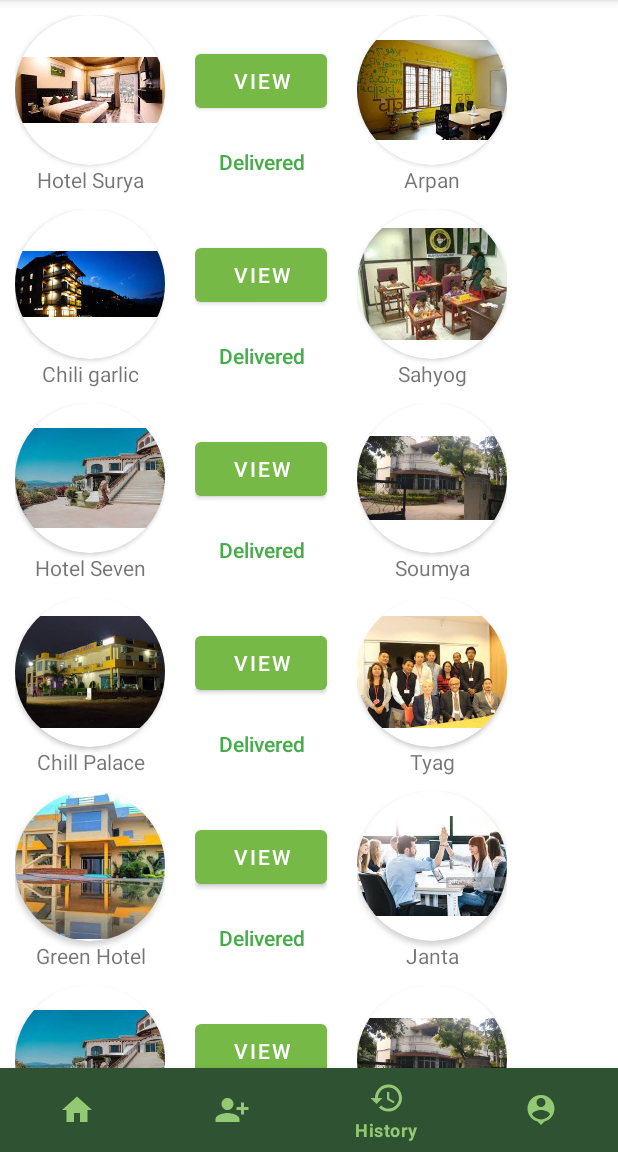
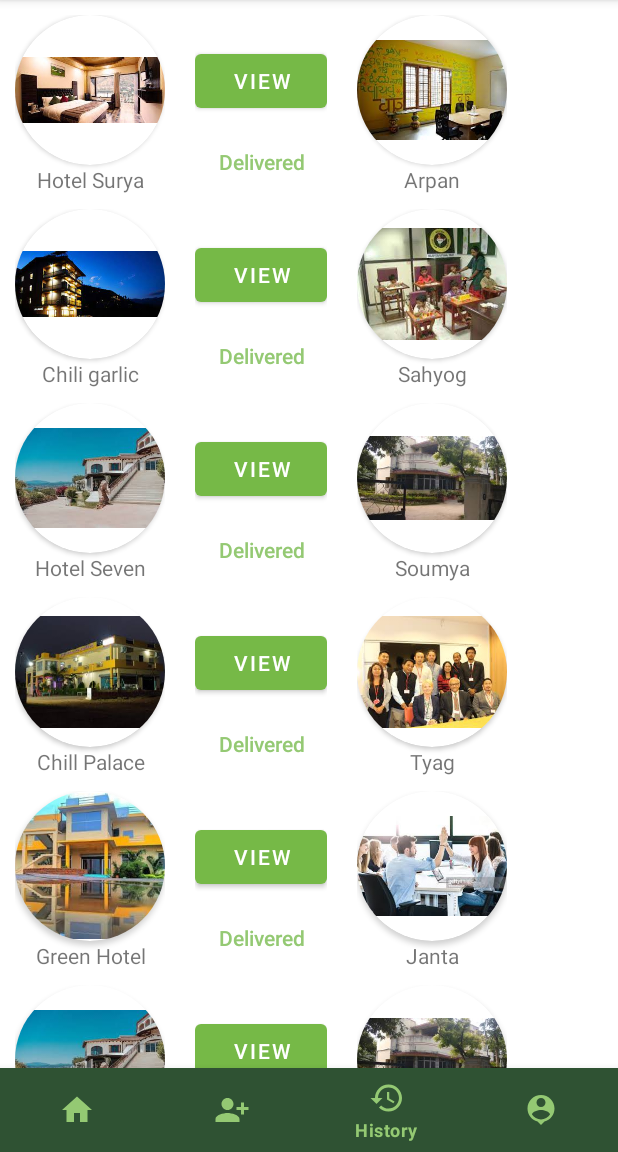
Before and after one commit to Hitenkhuman/Food-Hero-App, an Android app: the screen it shows after launch (RestuarantMain), item 3 of the bottom bar chosen, on a phone screen of 412 x 824 dp, the part 84-1236 px from its top. Run offline under Robolectric (Android 15) with nearby library versions, the phone set to English and light mode, and no system bars.

Commit message:
color correction status

```diff
--- a/app/src/main/res/layout/item_history_layout.xml
+++ b/app/src/main/res/layout/item_history_layout.xml
@@ -71,7 +71,7 @@
                 android:fontFamily="sans-serif-medium"
                 android:gravity="center"
                 android:text="TextView"
-                android:textColor="#45AC49" />
+                android:textColor="@color/ligth_green" />
         </LinearLayout>
 
         <LinearLayout
```
